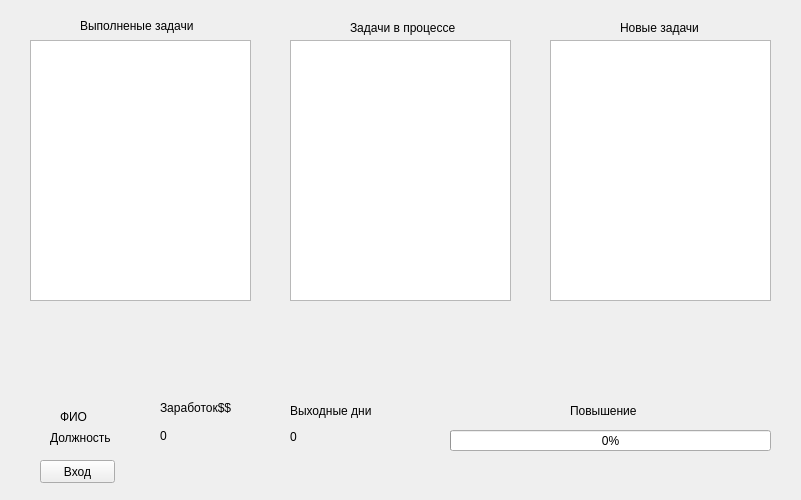
Qt form untitled.ui (keregan/Active_staff_motivation_qt) before a commit.
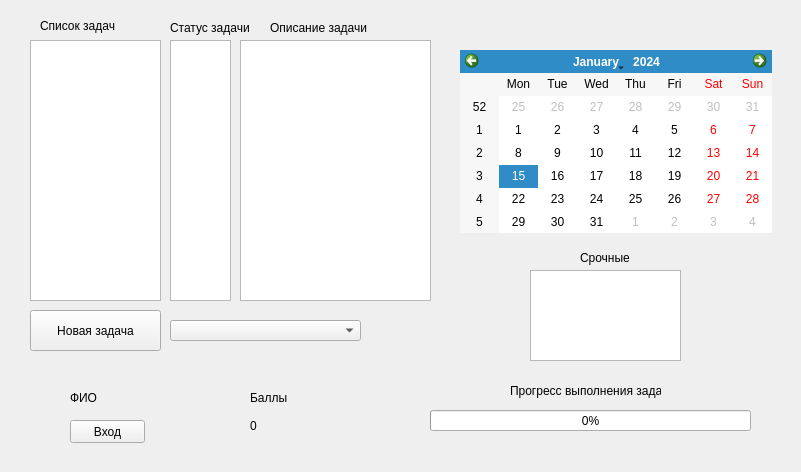
The same form after that commit.

Patch:
```diff
--- a/untitled.ui
+++ b/untitled.ui
@@ -10,7 +10,7 @@
     <x>0</x>
     <y>0</y>
     <width>801</width>
-    <height>500</height>
+    <height>472</height>
    </rect>
   </property>
   <property name="mouseTracking">
@@ -31,7 +31,7 @@
      <rect>
       <x>30</x>
       <y>40</y>
-      <width>221</width>
+      <width>131</width>
       <height>261</height>
      </rect>
     </property>
@@ -39,9 +39,9 @@
    <widget class="QListView" name="tasks_in_progress">
     <property name="geometry">
      <rect>
-      <x>290</x>
+      <x>240</x>
       <y>40</y>
-      <width>221</width>
+      <width>191</width>
       <height>261</height>
      </rect>
     </property>
@@ -49,9 +49,9 @@
    <widget class="QListView" name="new_tasks">
     <property name="geometry">
      <rect>
-      <x>550</x>
+      <x>170</x>
       <y>40</y>
-      <width>221</width>
+      <width>61</width>
       <height>261</height>
      </rect>
     </property>
@@ -59,66 +59,53 @@
    <widget class="QLabel" name="label">
     <property name="geometry">
      <rect>
-      <x>80</x>
+      <x>40</x>
       <y>10</y>
       <width>121</width>
       <height>31</height>
      </rect>
     </property>
     <property name="text">
-     <string>Выполненые задачи</string>
+     <string>Список задач</string>
     </property>
    </widget>
    <widget class="QLabel" name="label_2">
     <property name="geometry">
      <rect>
-      <x>350</x>
+      <x>270</x>
       <y>20</y>
       <width>111</width>
       <height>16</height>
      </rect>
     </property>
     <property name="text">
-     <string>Задачи в процессе</string>
+     <string>Описание задачи</string>
     </property>
    </widget>
    <widget class="QLabel" name="label_3">
     <property name="geometry">
      <rect>
-      <x>620</x>
+      <x>170</x>
       <y>20</y>
-      <width>121</width>
+      <width>81</width>
       <height>16</height>
      </rect>
     </property>
     <property name="text">
-     <string>Новые задачи</string>
+     <string>Статус задачи</string>
     </property>
    </widget>
    <widget class="QLabel" name="user_data">
     <property name="geometry">
      <rect>
-      <x>60</x>
-      <y>410</y>
-      <width>47</width>
-      <height>13</height>
-     </rect>
-    </property>
-    <property name="text">
-     <string>ФИО</string>
-    </property>
-   </widget>
-   <widget class="QLabel" name="post">
-    <property name="geometry">
-     <rect>
-      <x>50</x>
-      <y>430</y>
+      <x>70</x>
+      <y>390</y>
       <width>91</width>
       <height>16</height>
      </rect>
     </property>
     <property name="text">
-     <string>Должность</string>
+     <string>ФИО</string>
     </property>
    </widget>
    <widget class="QPushButton" name="registration_window">
@@ -127,8 +114,8 @@
     </property>
     <property name="geometry">
      <rect>
-      <x>40</x>
-      <y>460</y>
+      <x>70</x>
+      <y>420</y>
       <width>75</width>
       <height>23</height>
      </rect>
@@ -143,8 +130,8 @@
    <widget class="QLabel" name="money">
     <property name="geometry">
      <rect>
-      <x>160</x>
-      <y>420</y>
+      <x>250</x>
+      <y>410</y>
       <width>61</width>
       <height>31</height>
      </rect>
@@ -153,50 +140,24 @@
      <string>0</string>
     </property>
    </widget>
-   <widget class="QLabel" name="label_7">
-    <property name="geometry">
-     <rect>
-      <x>290</x>
-      <y>400</y>
-      <width>111</width>
-      <height>21</height>
-     </rect>
-    </property>
-    <property name="text">
-     <string>Выходные дни</string>
-    </property>
-   </widget>
    <widget class="QLabel" name="label_8">
     <property name="geometry">
      <rect>
-      <x>160</x>
-      <y>400</y>
+      <x>250</x>
+      <y>390</y>
       <width>71</width>
       <height>16</height>
      </rect>
     </property>
     <property name="text">
-     <string>Заработок$$</string>
-    </property>
-   </widget>
-   <widget class="QLabel" name="weekend">
-    <property name="geometry">
-     <rect>
-      <x>290</x>
-      <y>430</y>
-      <width>47</width>
-      <height>13</height>
-     </rect>
-    </property>
-    <property name="text">
-     <string>0</string>
+     <string>Баллы</string>
     </property>
    </widget>
    <widget class="QProgressBar" name="progressBar_raise">
     <property name="geometry">
      <rect>
-      <x>450</x>
-      <y>430</y>
+      <x>430</x>
+      <y>410</y>
       <width>321</width>
       <height>21</height>
      </rect>
@@ -208,14 +169,70 @@
    <widget class="QLabel" name="label_10">
     <property name="geometry">
      <rect>
-      <x>570</x>
-      <y>400</y>
+      <x>510</x>
+      <y>380</y>
+      <width>151</width>
+      <height>21</height>
+     </rect>
+    </property>
+    <property name="text">
+     <string>Прогресс выполнения задач</string>
+    </property>
+   </widget>
+   <widget class="QPushButton" name="pushButton">
+    <property name="geometry">
+     <rect>
+      <x>30</x>
+      <y>310</y>
+      <width>131</width>
+      <height>41</height>
+     </rect>
+    </property>
+    <property name="text">
+     <string>Новая задача</string>
+    </property>
+   </widget>
+   <widget class="QCalendarWidget" name="calendarWidget">
+    <property name="geometry">
+     <rect>
+      <x>460</x>
+      <y>50</y>
+      <width>312</width>
+      <height>183</height>
+     </rect>
+    </property>
+   </widget>
+   <widget class="QLabel" name="label_4">
+    <property name="geometry">
+     <rect>
+      <x>580</x>
+      <y>250</y>
       <width>71</width>
-      <height>21</height>
+      <height>16</height>
      </rect>
     </property>
     <property name="text">
-     <string>Повышение</string>
+     <string>Срочные</string>
+    </property>
+   </widget>
+   <widget class="QListView" name="tasks_in_progress_2">
+    <property name="geometry">
+     <rect>
+      <x>530</x>
+      <y>270</y>
+      <width>151</width>
+      <height>91</height>
+     </rect>
+    </property>
+   </widget>
+   <widget class="QComboBox" name="comboBox">
+    <property name="geometry">
+     <rect>
+      <x>170</x>
+      <y>320</y>
+      <width>191</width>
+      <height>21</height>
+     </rect>
     </property>
    </widget>
   </widget>
```
